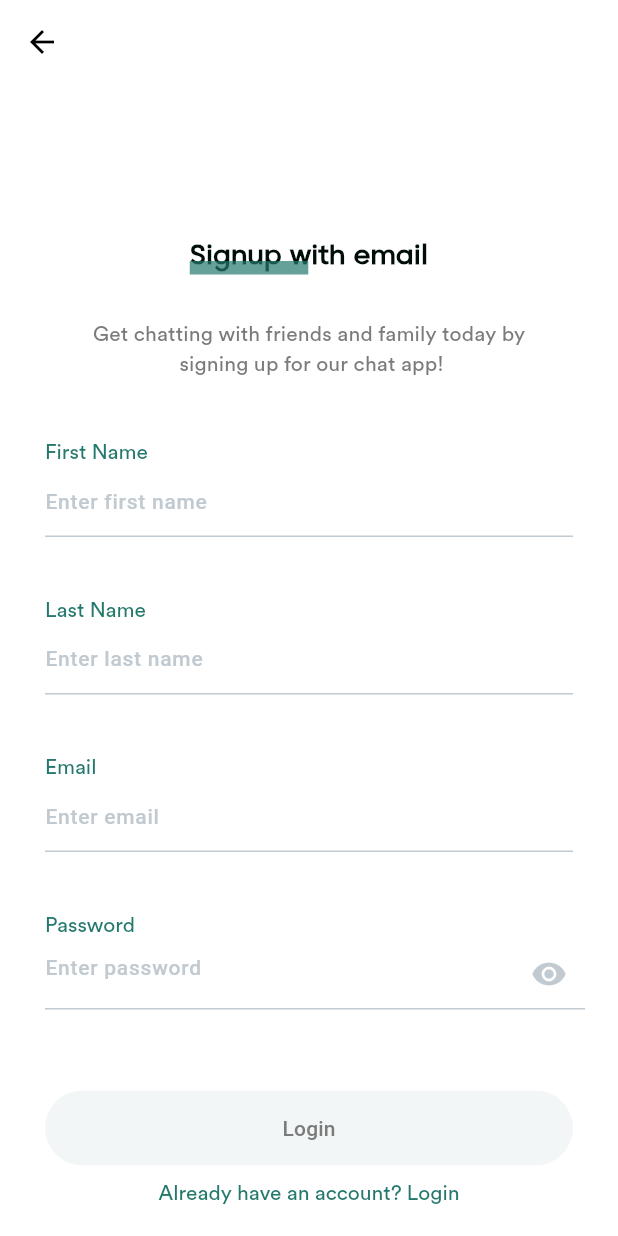
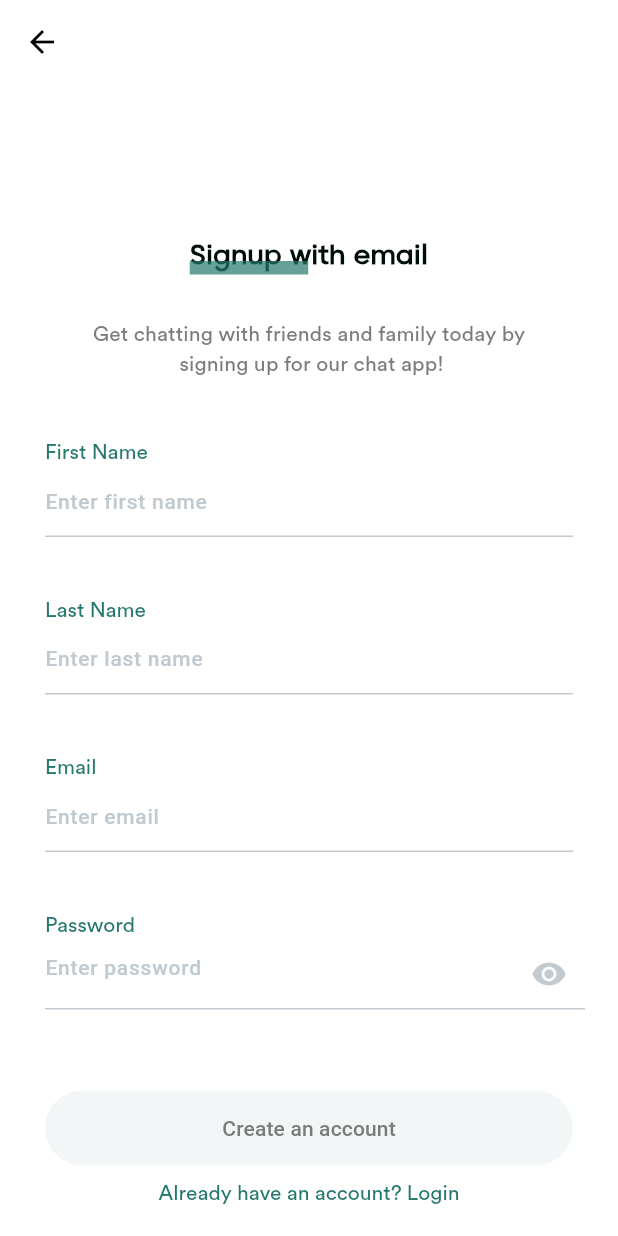
Before and after one commit to Mahbub-Hasan-Talukder/authentication_app, a Flutter app: the screen it shows after launch, after a tap on "Don't have any account? Sign up", on a phone screen of 412 x 824 dp. Run offline on Flutter 3.47's test engine with Material 3 defaults, Android fonts, the phone set to English and light mode, and no system bars; our stand-ins replace flutter_riverpod, font_awesome_flutter, go_router, riverpod_annotation, shared_preferences; generated files the repository leaves out were written again; network calls fail.

```diff
--- a/lib/core/theme/theme.dart
+++ b/lib/core/theme/theme.dart
@@ -7,7 +7,7 @@ ThemeData theme = ThemeData(
   useMaterial3: true,
   colorScheme: const ColorScheme.light(
     primary: Color(0xFF24786D),
-    secondary: Color(0xFF797C7B),
+    secondary: Color.fromARGB(255, 121, 121, 124),
     surface: Colors.white,
     tertiary: Color.fromARGB(255, 81, 81, 81),
   ),
--- a/lib/core/widgets/profile_picture_holder.dart
+++ b/lib/core/widgets/profile_picture_holder.dart
@@ -11,9 +11,11 @@ class ProfilePictureHolder extends StatelessWidget {
     return SizedBox(
       child: Stack(
         children: [
+
           Container(
-            width: 85,
-            height: 85,
+            width: 80,
+            height: 80,
+            // padding: EdgeInsets.all(5),
             decoration: BoxDecoration(
               borderRadius: BorderRadius.circular(50),
               color: const Color(0xFFFFC746),
--- a/lib/feature/login/presentation/views/login_page.dart
+++ b/lib/feature/login/presentation/views/login_page.dart
@@ -5,6 +5,7 @@ import 'package:authentication_app/core/service/navigation/routes/routes.dart';
 import 'package:authentication_app/feature/login/presentation/widgets/login_page_logo.dart';
 import 'package:authentication_app/core/widgets/password_field_provider.dart';
 import 'package:flutter/material.dart';
+import 'package:flutter/widgets.dart';
 import 'package:flutter_riverpod/flutter_riverpod.dart';
 import 'package:font_awesome_flutter/font_awesome_flutter.dart';
 import 'package:go_router/go_router.dart';
@@ -186,24 +187,16 @@ class _LoginState extends ConsumerState<Login> {
               ),
               const Spacer(),
               TextButton(
-                style: !(enableButtonNotifier.email &
+                style: (enableButtonNotifier.email &
                         enableButtonNotifier.password)
                     ? const ButtonStyle(
-                        backgroundColor: WidgetStatePropertyAll(
-                          Color(0xFFF3F6F6),
-                        ),
-                        minimumSize: WidgetStatePropertyAll(
-                          Size(double.infinity, 50),
-                        ),
-                      )
-                    : const ButtonStyle(
                         backgroundColor: WidgetStatePropertyAll(
                           Color.fromARGB(255, 97, 145, 122),
                         ),
                         minimumSize: WidgetStatePropertyAll(
                           Size(double.infinity, 50),
                         ),
-                      ),
+                      ): null,
                 onPressed:
                     (enableButtonNotifier.email & enableButtonNotifier.password)
                         ? () {
@@ -222,7 +215,7 @@ class _LoginState extends ConsumerState<Login> {
                                 enableButtonNotifier.password)
                             ? const TextStyle(
                                 color: Color.fromARGB(255, 234, 237, 236))
-                            : const TextStyle(color: Color(0xFF797C7B)),
+                            : null,
                       ),
               ),
               const SizedBox(height: 10),
--- a/lib/feature/signup/presentation/views/signup_page.dart
+++ b/lib/feature/signup/presentation/views/signup_page.dart
@@ -220,7 +220,7 @@ class _SignupState extends ConsumerState<Signup> {
                     ? const CircularProgressIndicator(
                         backgroundColor: Colors.white)
                     : Text(
-                        'Login',
+                        'Create an account',
                         style: (enableButtonNotifier.firstName &
                                 enableButtonNotifier.lastName &
                                 enableButtonNotifier.email &
--- a/lib/feature/signup/repository/signup_repository.dart
+++ b/lib/feature/signup/repository/signup_repository.dart
@@ -5,15 +5,17 @@ import 'package:http/http.dart';
 
 class SignupRepository{
   static FutureOr<bool?> signUp(String firstName, String lastName, String email, String password)async{
+    print('$firstName $lastName $email $password');
     Response response = await post(
           Uri.parse(API.signup),
           body: {
-            'firstName': firstName,
-            'lastName': lastName,
+            'firstname': firstName,
+            'lastname': lastName,
             'email': email,
             'password': password
           },
         );
+        print(response.statusCode);
         if (response.statusCode != 201) {
           throw Exception('Something went wrong');
         } else {
```
Also changed, not shown: lib/feature/forgot_password/presentation/views/forgot_password_page.dart (+8 -6 lines), 62 other files.
